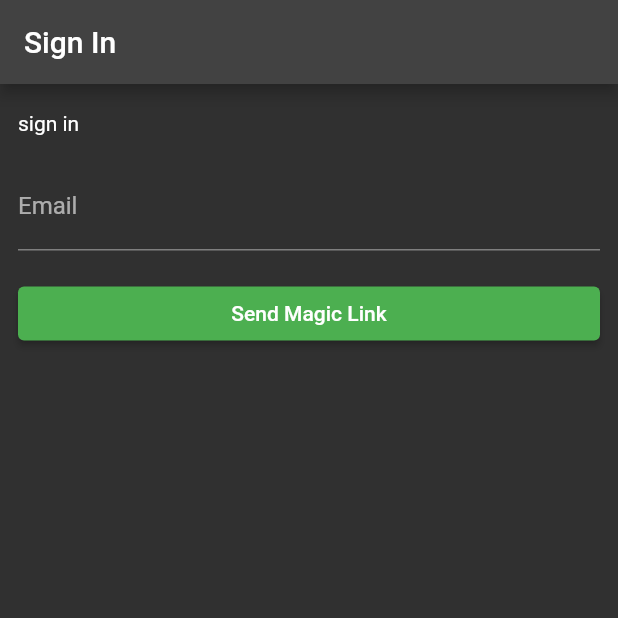
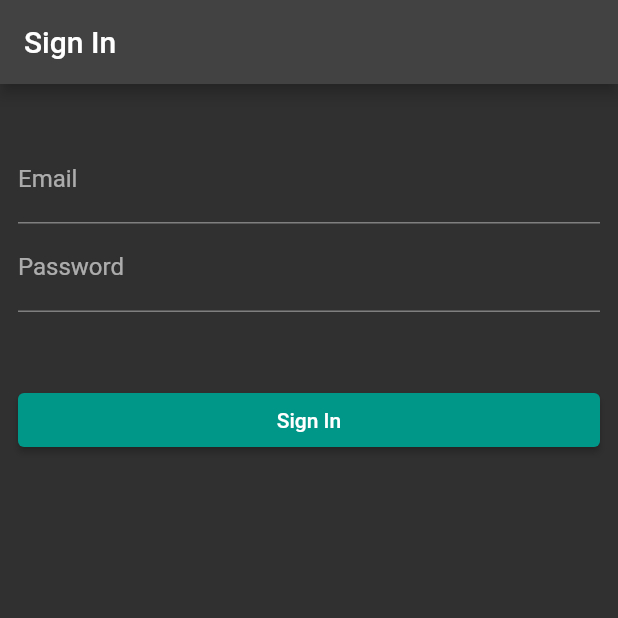
Before and after one commit to raccoon91/raccoon-investment-app, a Flutter app: the screen it shows after launch, on a phone screen of 412 x 824 dp, the top half of it. Run offline on Flutter 3.47's test engine with Material 2 defaults, Android fonts, the phone set to English and light mode, and no system bars; our stand-ins replace flutter_dotenv, supabase_flutter; accounts and stored records are empty.

```diff
--- a/lib/src/app.dart
+++ b/lib/src/app.dart
@@ -11,16 +11,16 @@ class MyApp extends StatelessWidget {
     return MaterialApp(
       title: 'Raccoon Investment',
       theme: ThemeData.dark().copyWith(
-        primaryColor: Colors.green,
+        primaryColor: Colors.teal,
         textButtonTheme: TextButtonThemeData(
           style: TextButton.styleFrom(
-            foregroundColor: Colors.green,
+            foregroundColor: Colors.teal,
           ),
         ),
         elevatedButtonTheme: ElevatedButtonThemeData(
           style: ElevatedButton.styleFrom(
             foregroundColor: Colors.white,
-            backgroundColor: Colors.green,
+            backgroundColor: Colors.teal,
           ),
         ),
       ),
--- a/lib/src/pages/login_page.dart
+++ b/lib/src/pages/login_page.dart
@@ -1,8 +1,5 @@
 import 'dart:async';
-
-import 'package:flutter/foundation.dart';
 import 'package:flutter/material.dart';
-import 'package:flutter_dotenv/flutter_dotenv.dart';
 import 'package:raccoon_investment/main.dart';
 import 'package:supabase_flutter/supabase_flutter.dart';
 
@@ -17,14 +14,13 @@ class _LoginPageState extends State<LoginPage> {
   bool _isLoading = false;
   bool _redirecting = false;
   late final TextEditingController _emailController = TextEditingController();
+  late final TextEditingController _passwordController =
+      TextEditingController();
   late final StreamSubscription<AuthState> _authStateSubscription;
-  final _loginCallback = dotenv.env['SUPABASE_LOGIN_CALLBACK']!;
 
   @override
   void initState() {
     _authStateSubscription = supabase.auth.onAuthStateChange.listen((data) {
-      print(data.toString());
-
       if (_redirecting) return;
 
       final session = data.session;
@@ -42,40 +38,35 @@ class _LoginPageState extends State<LoginPage> {
   @override
   void dispose() {
     _emailController.dispose();
+    _passwordController.dispose();
     _authStateSubscription.cancel();
 
     super.dispose();
   }
 
   Future<void> _signIn() async {
-    print(_loginCallback);
-
     try {
       setState(() {
         _isLoading = true;
       });
 
-      await supabase.auth.signInWithOtp(
+      await supabase.auth.signInWithPassword(
         email: _emailController.text.trim(),
-        emailRedirectTo: kIsWeb ? null : _loginCallback,
+        password: _passwordController.text.trim(),
       );
 
       if (mounted) {
         ScaffoldMessenger.of(context).showSnackBar(
           const SnackBar(content: Text('Check your email for a login link!')),
         );
+      }
 
-        _emailController.clear();
-      }
-    } on AuthException catch (error) {
-      SnackBar(
-        content: Text(error.message),
-        backgroundColor: Theme.of(context).colorScheme.error,
-      );
+      _emailController.clear();
+      _passwordController.clear();
     } catch (error) {
-      SnackBar(
-        content: const Text('Unexpected error occurred'),
-        backgroundColor: Theme.of(context).colorScheme.error,
+      const SnackBar(
+        content: Text('Unexpected error occurred'),
+        backgroundColor: Colors.red,
       );
     } finally {
       if (mounted) {
@@ -91,18 +82,25 @@ class _LoginPageState extends State<LoginPage> {
     return Scaffold(
       appBar: AppBar(title: const Text('Sign In')),
       body: ListView(
-        padding: const EdgeInsets.symmetric(vertical: 18, horizontal: 12),
+        padding: const EdgeInsets.symmetric(
+          vertical: 18,
+          horizontal: 12,
+        ),
         children: [
-          const Text("sign in"),
-          const SizedBox(height: 18),
+          const SizedBox(height: 16),
           TextFormField(
             controller: _emailController,
             decoration: const InputDecoration(labelText: 'Email'),
           ),
-          const SizedBox(height: 18),
+          TextFormField(
+            obscureText: true,
+            controller: _passwordController,
+            decoration: const InputDecoration(labelText: 'Password'),
+          ),
+          const SizedBox(height: 48),
           ElevatedButton(
             onPressed: _isLoading ? null : _signIn,
-            child: Text(_isLoading ? 'Loading' : 'Send Magic Link'),
+            child: Text(_isLoading ? 'Loading' : 'Sign In'),
           ),
         ],
       ),
```
Also changed, not shown: lib/src/pages/account_page.dart (+27 -89 lines), lib/src/pages/splash_page.dart (+9 -1 lines), lib/src/temp.dart (added, +66 -0 lines), 1 other file.
